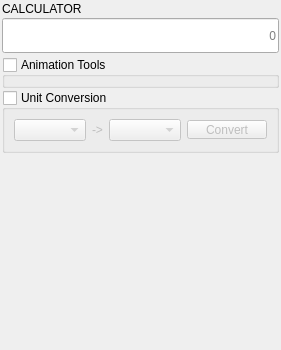
Qt form tentacle/ui/tools/calculator.ui (m3trik/tentacle) before a commit.
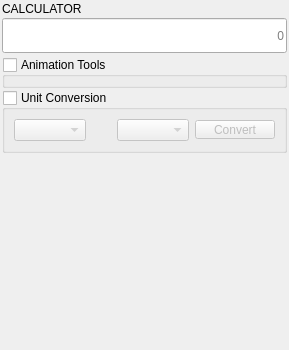
The same form after that commit. Custom widgets are drawn as their Qt base class.

Patch:
```diff
--- a/tentacle/ui/tools/calculator.ui
+++ b/tentacle/ui/tools/calculator.ui
@@ -125,12 +125,18 @@
         <widget class="QComboBox" name="cmb_unit_from"/>
        </item>
        <item>
-        <widget class="QLabel" name="label">
-         <property name="text">
-          <string>-&gt;</string>
+        <widget class="QPushButton" name="btn_swap_units">
+         <property name="toolTip">
+          <string>Swap the From and To units.</string>
          </property>
-         <property name="alignment">
-          <set>Qt::AlignCenter</set>
+         <property name="flat">
+          <bool>true</bool>
+         </property>
+         <property name="maximumSize">
+          <size>
+           <width>19</width>
+           <height>19</height>
+          </size>
          </property>
         </widget>
        </item>
@@ -202,6 +208,11 @@
    <extends>QLabel</extends>
    <header>uitk.widgets.header</header>
   </customwidget>
+  <customwidget>
+   <class>LineEdit</class>
+   <extends>QLineEdit</extends>
+   <header>uitk.widgets.lineEdit</header>
+  </customwidget>
   <customwidget>
    <class>CollapsableGroup</class>
    <extends>QGroupBox</extends>
```
Left out of the diff: 2 changed lines with no effect on the pictures.
